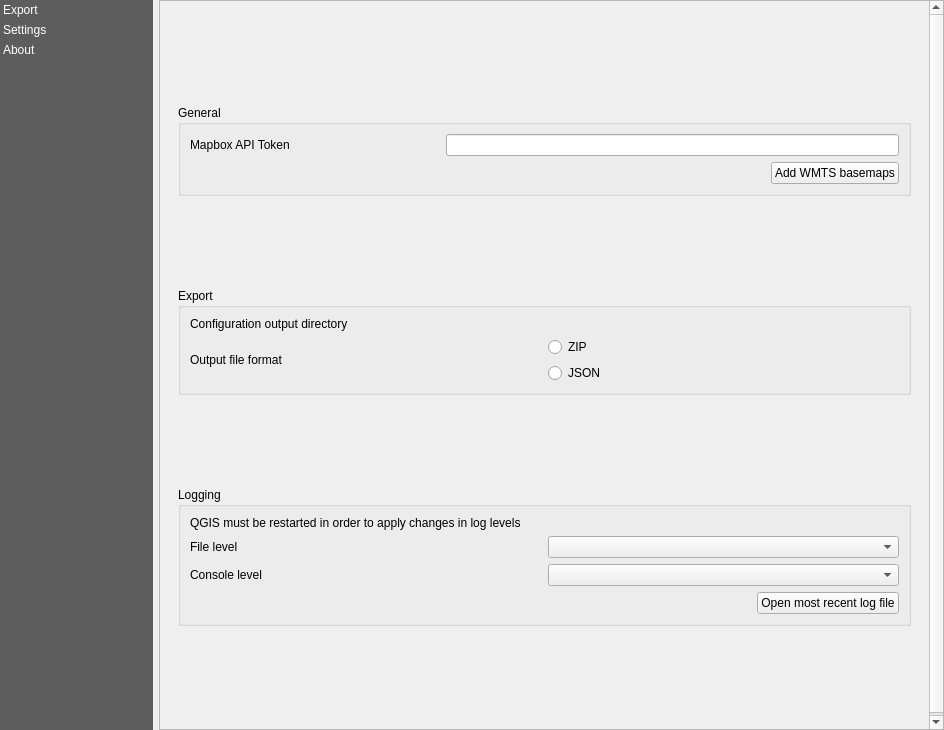
The window that Unfolded/resources/ui/unfolded_dialog.ui (foursquare/qgis-plugin) describes before a commit, drawn with Qt 5.
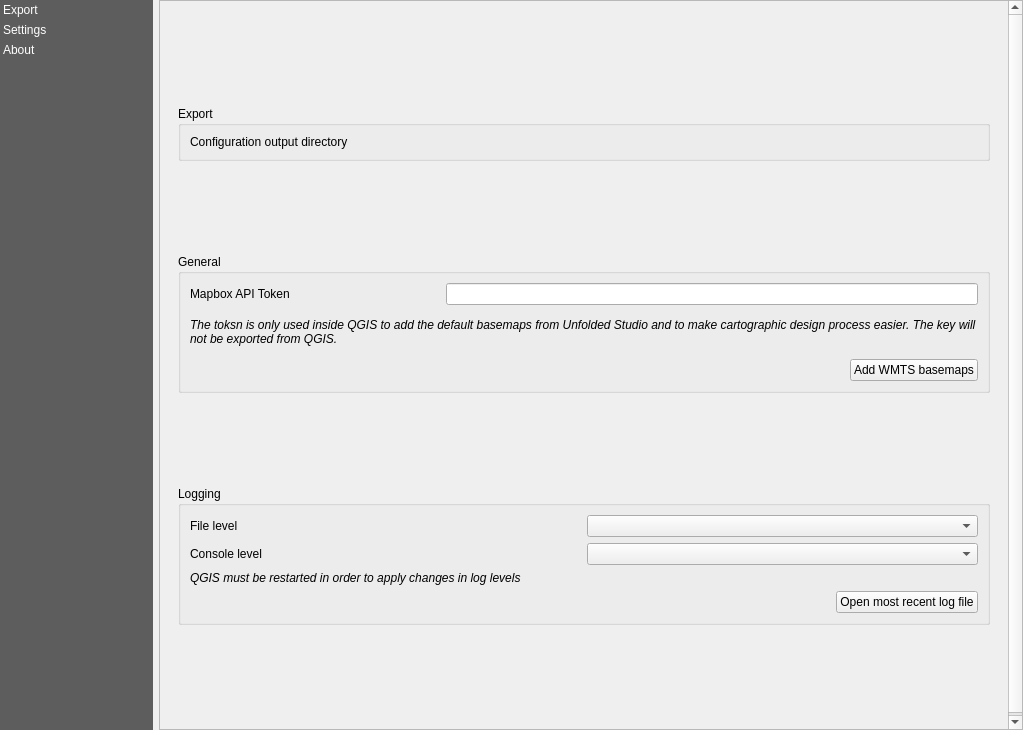
The same window after the commit. The open tabs and pages were chosen to show the change. Icons and pictures are not drawn. Custom widgets are drawn as their Qt base class.

```diff
--- a/Unfolded/resources/ui/unfolded_dialog.ui
+++ b/Unfolded/resources/ui/unfolded_dialog.ui
@@ -9,7 +9,7 @@
    <rect>
     <x>0</x>
     <y>0</y>
-    <width>944</width>
+    <width>1023</width>
     <height>730</height>
    </rect>
   </property>
@@ -112,7 +112,7 @@
          <rect>
           <x>0</x>
           <y>0</y>
-          <width>781</width>
+          <width>860</width>
           <height>726</height>
          </rect>
         </property>
@@ -513,6 +513,51 @@
            </widget>
            <widget class="QWidget" name="settings">
             <layout class="QVBoxLayout" name="verticalLayout_15">
+             <item>
+              <widget class="QgsCollapsibleGroupBox" name="mGroupBox_4">
+               <property name="sizePolicy">
+                <sizepolicy hsizetype="Preferred" vsizetype="Fixed">
+                 <horstretch>0</horstretch>
+                 <verstretch>0</verstretch>
+                </sizepolicy>
+               </property>
+               <property name="title">
+                <string>Export</string>
+               </property>
+               <layout class="QVBoxLayout" name="verticalLayout_10">
+                <item>
+                 <layout class="QGridLayout" name="gridLayout_7">
+                  <item row="0" column="1">
+                   <widget class="QgsFileWidget" name="f_conf_output">
+                    <property name="sizePolicy">
+                     <sizepolicy hsizetype="Preferred" vsizetype="Fixed">
+                      <horstretch>0</horstretch>
+                      <verstretch>0</verstretch>
+                     </sizepolicy>
+                    </property>
+                    <property name="storageMode">
+                     <enum>QgsFileWidget::GetDirectory</enum>
+                    </property>
+                   </widget>
+                  </item>
+                  <item row="0" column="0">
+                   <widget class="QLabel" name="label_level_file_2">
+                    <property name="sizePolicy">
+                     <sizepolicy hsizetype="Preferred" vsizetype="Fixed">
+                      <horstretch>0</horstretch>
+                      <verstretch>0</verstretch>
+                     </sizepolicy>
+                    </property>
+                    <property name="text">
+                     <string>Configuration output directory</string>
+                    </property>
+                   </widget>
+                  </item>
+                 </layout>
+                </item>
+               </layout>
+              </widget>
+             </item>
              <item>
               <widget class="QgsCollapsibleGroupBox" name="mGroupBox_5">
                <property name="sizePolicy">
@@ -547,6 +592,21 @@
                     </item>
                    </layout>
                   </item>
+                  <item>
+                   <widget class="QLabel" name="label_2">
+                    <property name="font">
+                     <font>
+                      <italic>true</italic>
+                     </font>
+                    </property>
+                    <property name="text">
+                     <string>The toksn is only used inside QGIS to add the default basemaps from Unfolded Studio and to make cartographic design process easier. The key will not be exported from QGIS.</string>
+                    </property>
+                    <property name="wordWrap">
+                     <bool>true</bool>
+                    </property>
+                   </widget>
+                  </item>
                   <item>
                    <layout class="QHBoxLayout" name="horizontalLayout_6">
                     <item>
@@ -576,82 +636,6 @@
                </layout>
               </widget>
              </item>
-             <item>
-              <widget class="QgsCollapsibleGroupBox" name="mGroupBox_4">
-               <property name="sizePolicy">
-                <sizepolicy hsizetype="Preferred" vsizetype="Fixed">
-                 <horstretch>0</horstretch>
-                 <verstretch>0</verstretch>
-                </sizepolicy>
-               </property>
-               <property name="title">
-                <string>Export</string>
-               </property>
-               <layout class="QVBoxLayout" name="verticalLayout_10">
-                <item>
-                 <layout class="QGridLayout" name="gridLayout_7">
-                  <item row="0" column="0">
-                   <widget class="QLabel" name="label_level_file_2">
-                    <property name="sizePolicy">
-                     <sizepolicy hsizetype="Preferred" vsizetype="Fixed">
-                      <horstretch>0</horstretch>
-                      <verstretch>0</verstretch>
-                     </sizepolicy>
-                    </property>
-                    <property name="text">
-                     <string>Configuration output directory</string>
-                    </property>
-                   </widget>
-                  </item>
-                  <item row="0" column="1">
-                   <widget class="QgsFileWidget" name="f_conf_output">
-                    <property name="sizePolicy">
-                     <sizepolicy hsizetype="Preferred" vsizetype="Fixed">
-                      <horstretch>0</horstretch>
-                      <verstretch>0</verstretch>
-                     </sizepolicy>
-                    </property>
-                    <property name="storageMode">
-                     <enum>QgsFileWidget::GetDirectory</enum>
-                    </property>
-                   </widget>
-                  </item>
-                  <item row="1" column="1">
-                   <layout class="QVBoxLayout" name="verticalLayout_2">
-                    <item>
-                     <widget class="QRadioButton" name="rb_format_zip">
-                      <property name="toolTip">
-                       <string>Compatible with Unfolded Studio</string>
-                      </property>
-                      <property name="text">
-                       <string>ZIP</string>
-                      </property>
-                     </widget>
-                    </item>
-                    <item>
-                     <widget class="QRadioButton" name="rb_format_json">
-                      <property name="toolTip">
-                       <string>Combatible with Unfolded Studio and kepler.gl</string>
-                      </property>
-                      <property name="text">
-                       <string>JSON</string>
-                      </property>
-                     </widget>
-                    </item>
-                   </layout>
-                  </item>
-                  <item row="1" column="0">
-                   <widget class="QLabel" name="label_2">
-                    <property name="text">
-                     <string>Output file format</string>
-                    </property>
-                   </widget>
-                  </item>
-                 </layout>
-                </item>
-               </layout>
-              </widget>
-             </item>
              <item>
               <widget class="QgsCollapsibleGroupBox" name="mGroupBox_3">
                <property name="sizePolicy">
@@ -664,13 +648,6 @@
                 <string>Logging</string>
                </property>
                <layout class="QVBoxLayout" name="verticalLayout_8">
-                <item>
-                 <widget class="QLabel" name="label">
-                  <property name="text">
-                   <string>QGIS must be restarted in order to apply changes in log levels</string>
-                  </property>
-                 </widget>
-                </item>
                 <item>
                  <layout class="QGridLayout" name="gridLayout_5">
                   <item row="1" column="0">
@@ -707,6 +684,18 @@
                   </item>
                  </layout>
                 </item>
+                <item>
+                 <widget class="QLabel" name="label">
+                  <property name="font">
+                   <font>
+                    <italic>true</italic>
+                   </font>
+                  </property>
+                  <property name="text">
+                   <string>QGIS must be restarted in order to apply changes in log levels</string>
+                  </property>
+                 </widget>
+                </item>
                 <item>
                  <layout class="QHBoxLayout" name="horizontalLayout_2">
                   <item>
```
Left out of the diff: 148 changed lines with no effect on the pictures.
